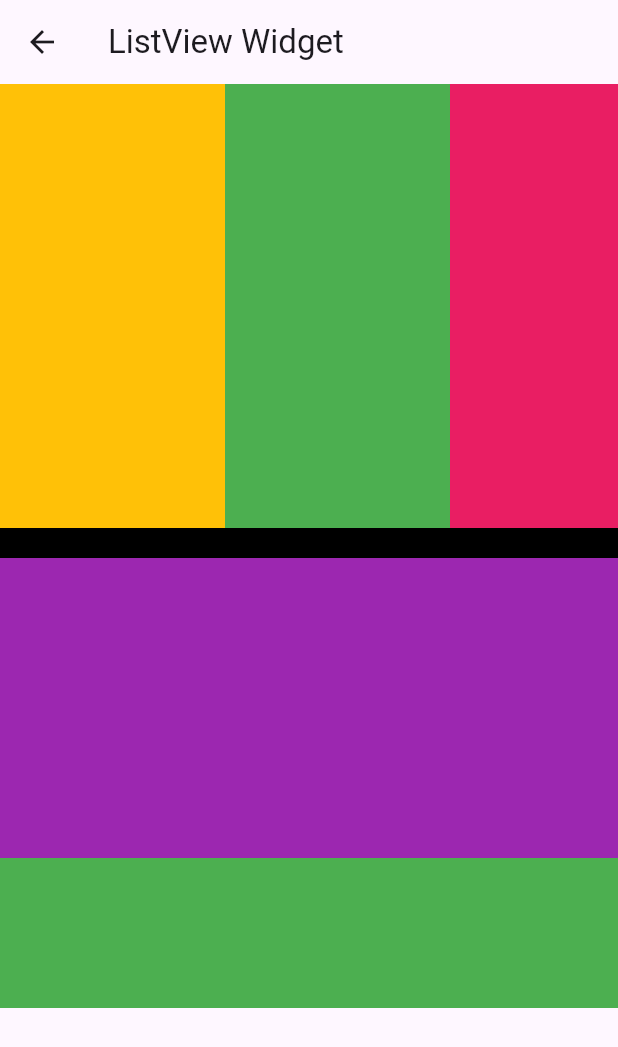
After one commit to GuzzDeveloper/curso_flutter, a Flutter app: the ListViewWidget screen opened by its route, on a phone screen of 412 x 824 dp. The commit adds this screen. Shown: the top 1047 px of the screen. Run offline on Flutter 3.47's test engine with Material 3 defaults, Android fonts, the phone set to English and light mode, and no system bars; network calls fail.

Commit message:
Usos del ListView

```diff
--- a/lib/widgets/cuadro.dart
+++ b/lib/widgets/cuadro.dart
@@ -10,7 +10,7 @@ class Cuadro extends StatelessWidget {
   Widget build(BuildContext context) {
     return Container(
         height: 200,
-        width: 50,
+        width: 150,
         padding: padding ?? const EdgeInsets.all(15),
         color: color,
         child: child);
--- /dev/null
+++ b/lib/widgets/listview_widget.dart
@@ -0,0 +1,78 @@
+import 'package:curso_flutter/widgets/cuadro.dart';
+import 'package:flutter/material.dart';
+
+class ListViewWidget extends StatelessWidget {
+  static const name = 'ListView';
+  const ListViewWidget({super.key});
+
+  @override
+  Widget build(BuildContext context) {
+    return Scaffold(
+      appBar: AppBar(
+        title: const Text('ListView Widget'),
+      ),
+      body: Column(
+        children: [
+          SizedBox(
+            height: 300,
+            child: ListView(
+              scrollDirection: Axis.horizontal,
+              children: const [
+                Cuadro(
+                  color: Colors.amber,
+                ),
+                Cuadro(
+                  color: Colors.green,
+                ),
+                Cuadro(
+                  color: Colors.pink,
+                ),
+                Cuadro(
+                  color: Colors.purple,
+                ),
+                Cuadro(
+                  color: Colors.black,
+                ),
+                Cuadro(
+                  color: Colors.orange,
+                ),
+                Cuadro(
+                  color: Colors.amber,
+                ),
+                Cuadro(
+                  color: Colors.green,
+                ),
+              ],
+            ),
+          ),
+          const Divider(
+            color: Colors.black,
+            thickness: 20,
+          ),
+          SizedBox(
+            height: 300,
+            child: ListView(
+              children: const [
+                Cuadro(
+                  color: Colors.purple,
+                ),
+                Cuadro(
+                  color: Colors.green,
+                ),
+                Cuadro(
+                  color: Colors.amber,
+                ),
+                Cuadro(
+                  color: Colors.pink,
+                ),
+                Cuadro(
+                  color: Colors.black,
+                ),
+              ],
+            ),
+          )
+        ],
+      ),
+    );
+  }
+}
--- a/pubspec.yaml
+++ b/pubspec.yaml
@@ -59,9 +59,8 @@ flutter:
   uses-material-design: true
 
   # To add assets to your application, add an assets section, like this:
-  # assets:
-  #   - images/a_dot_burr.jpeg
-  #   - images/a_dot_ham.jpeg
+  assets:
+    - lib/assets/
 
   # An image asset can refer to one or more resolution-specific "variants", see
   # https://flutter.dev/assets-and-images/#resolution-aware
```
Also changed, not shown: lib/main.dart (+8 -1 lines), lib/widgets/listview_builder_widget.dart (added, +86 -0 lines), lib/widgets/listview_separated_widget.dart (added, +34 -0 lines), pubspec.lock.
